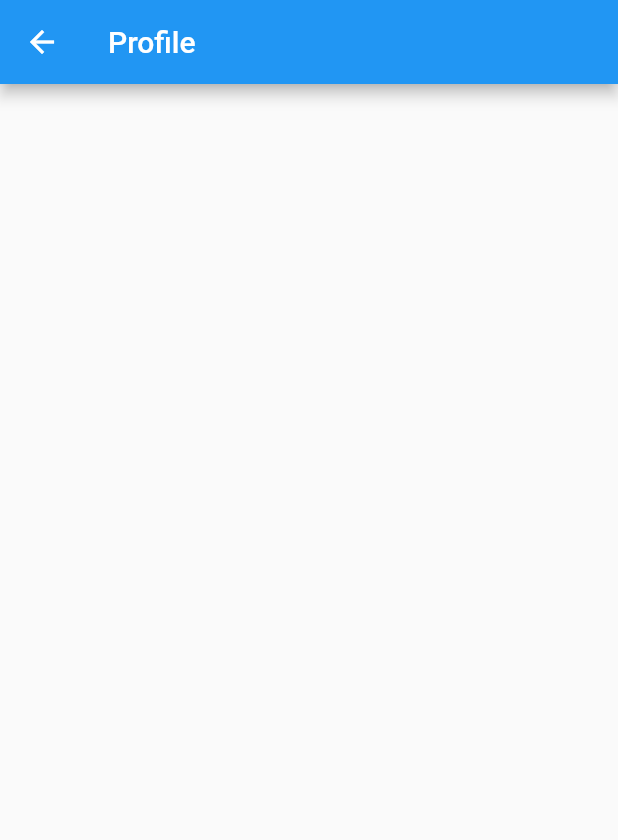
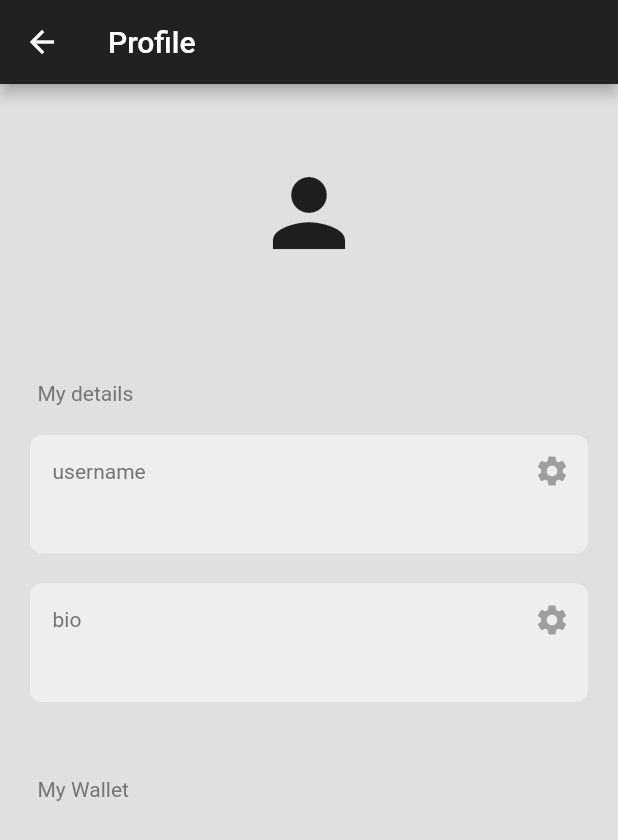
Before and after one commit to owinymarvin/classflutter, a Flutter app: the ProfilePage screen opened directly, on a phone screen of 412 x 824 dp. Shown: the top 840 px of the screen. Run offline on Flutter 3.47's test engine with Material 2 defaults, Android fonts, the phone set to English and light mode, and no system bars; our stand-ins replace cloud_firestore, firebase_auth, firebase_core, flutter_svg; accounts and stored records are empty.

Commit message:
added user bio

```diff
--- /dev/null
+++ b/lib/features/profile_text_box.dart
@@ -0,0 +1,55 @@
+import 'package:flutter/material.dart';
+
+class ProfileTextBox extends StatelessWidget {
+  final String text;
+  final String sectionName;
+  final void Function()? onPressed;
+  const ProfileTextBox({
+    super.key,
+    required this.text,
+    required this.sectionName,
+    required this.onPressed,
+  });
+  @override
+  Widget build(BuildContext context) {
+    return Container(
+      decoration: BoxDecoration(
+        color: Colors.grey[200],
+        borderRadius: BorderRadius.circular(8),
+      ),
+      padding: const EdgeInsets.only(
+        left: 15,
+        bottom: 15,
+      ),
+      margin: const EdgeInsets.only(left: 20, right: 20, top: 20),
+      child: Column(
+        crossAxisAlignment: CrossAxisAlignment.start,
+        children: [
+          //sectionname
+          Row(
+            mainAxisAlignment: MainAxisAlignment.spaceBetween,
+            children: [
+              //section name
+              Text(
+                sectionName,
+                style: TextStyle(color: Colors.grey[600]),
+              ),
+
+              //edit button
+              IconButton(
+                onPressed: onPressed,
+                icon: Icon(
+                  Icons.settings,
+                  color: Colors.grey[500],
+                ),
+              ),
+            ],
+          ),
+
+          //text
+          Text(text),
+        ],
+      ),
+    );
+  }
+}
--- a/lib/home_contents/profile_page.dart
+++ b/lib/home_contents/profile_page.dart
@@ -1,3 +1,6 @@
+import 'package:cloud_firestore/cloud_firestore.dart';
+import 'package:firebase_auth/firebase_auth.dart';
+import 'package:firstpro/features/profile_text_box.dart';
 import 'package:flutter/material.dart';
 
 class ProfilePage extends StatefulWidget {
@@ -6,11 +9,148 @@ class ProfilePage extends StatefulWidget {
 }
 
 class _ProfilePageState extends State<ProfilePage> {
+  //user
+  final currentUser = FirebaseAuth.instance.currentUser!;
+
+  //all user
+  final userscollection = FirebaseFirestore.instance.collection("Users");
+
+  //edit field function
+  Future<void> editfield(String field) async {
+    String newValue = "";
+    await showDialog(
+      context: context,
+      builder: (context) => AlertDialog(
+        backgroundColor: Colors.grey[900],
+        title: Text(
+          "Edit " + field,
+          style: const TextStyle(color: Colors.white),
+        ),
+        content: TextField(
+          autofocus: true,
+          style: TextStyle(color: Colors.white),
+          decoration: InputDecoration(
+            hintText: "Enter new $field",
+            hintStyle: TextStyle(color: Colors.grey),
+          ),
+          onChanged: (value) {
+            newValue = value;
+          },
+        ),
+//lets give the values tp our new values
+        actions: [
+          //cancel button
+          TextButton(
+            child: Text(
+              'Cancel',
+              style: TextStyle(color: Colors.white),
+            ),
+            onPressed: () => Navigator.pop(context),
+          ),
+
+          //save button
+
+          TextButton(
+            child: Text(
+              'Save',
+              style: TextStyle(color: Colors.white),
+            ),
+            onPressed: () => Navigator.of(context).pop(newValue),
+          ),
+        ],
+      ),
+    );
+
+    //updating in the firestore
+    if (newValue.trim().length > 0) {
+      //only update if there is something in the textfield
+      await userscollection.doc(currentUser.email).update({field: newValue});
+    }
+  }
+
   @override
   Widget build(BuildContext context) {
     return Scaffold(
+      backgroundColor: Colors.grey[300],
       appBar: AppBar(
         title: Text("Profile"),
+        backgroundColor: Colors.grey[900],
+      ),
+      body: StreamBuilder<DocumentSnapshot>(
+        stream: FirebaseFirestore.instance
+            .collection("Users")
+            .doc(currentUser.email)
+            .snapshots(),
+        builder: (context, snapshot) {
+          if (snapshot.hasData) {
+            final userData = snapshot.data!.data() as Map<String, dynamic>;
+
+            return ListView(
+              children: [
+                const SizedBox(height: 50),
+                //profile pic
+                Icon(
+                  Icons.person,
+                  size: 72,
+                ),
+                const SizedBox(height: 10),
+
+                //user email
+                Text(
+                  currentUser.email!,
+                  textAlign: TextAlign.center,
+                  style: TextStyle(color: Colors.grey[800]),
+                ),
+
+                const SizedBox(height: 50),
+                //user details
+                Padding(
+                  padding: const EdgeInsets.only(left: 25.0),
+                  child: Text(
+                    "My details",
+                    style: TextStyle(color: Colors.grey[600]),
+                  ),
+                ),
+
+                //username
+
+                ProfileTextBox(
+                  text: userData['username'],
+                  sectionName: 'username',
+                  onPressed: () => editfield('username'),
+                ),
+
+                //bio
+
+                ProfileTextBox(
+                  text: userData['bio'],
+                  sectionName: 'bio',
+                  onPressed: () => editfield('bio'),
+                ),
+
+                const SizedBox(height: 50),
+
+                //wallet
+
+                Padding(
+                  padding: const EdgeInsets.only(left: 25.0),
+                  child: Text(
+                    "My Wallet",
+                    style: TextStyle(color: Colors.grey[600]),
+                  ),
+                ),
+              ],
+            );
+          } else if (snapshot.hasError) {
+            return Center(
+              child: Text('Error ${snapshot.error}'),
+            );
+          }
+//return circular progress indicator
+          return const Center(
+            child: CircularProgressIndicator(),
+          );
+        },
       ),
     );
   }
--- a/pubspec.yaml
+++ b/pubspec.yaml
@@ -40,6 +40,7 @@ dependencies:
   convex_bottom_bar: any
   google_nav_bar: any
   flutter_svg: ^2.0.7
+  cloud_firestore: ^4.8.4
 
 
 dev_dependencies:
```
Also changed, not shown: lib/pages/Register_screen.dart (+37 -62 lines), pubspec.lock, 2 other files.
